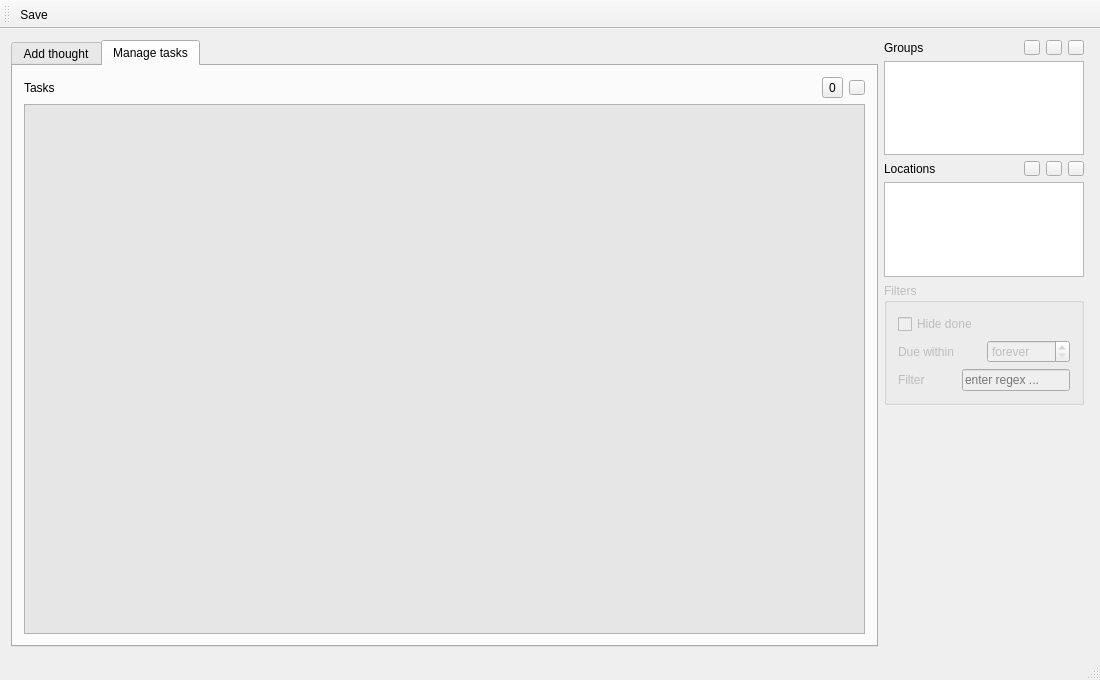
Above: MainWindow.ui from hheld/JustDoIt before the change. Below: the same form after it.
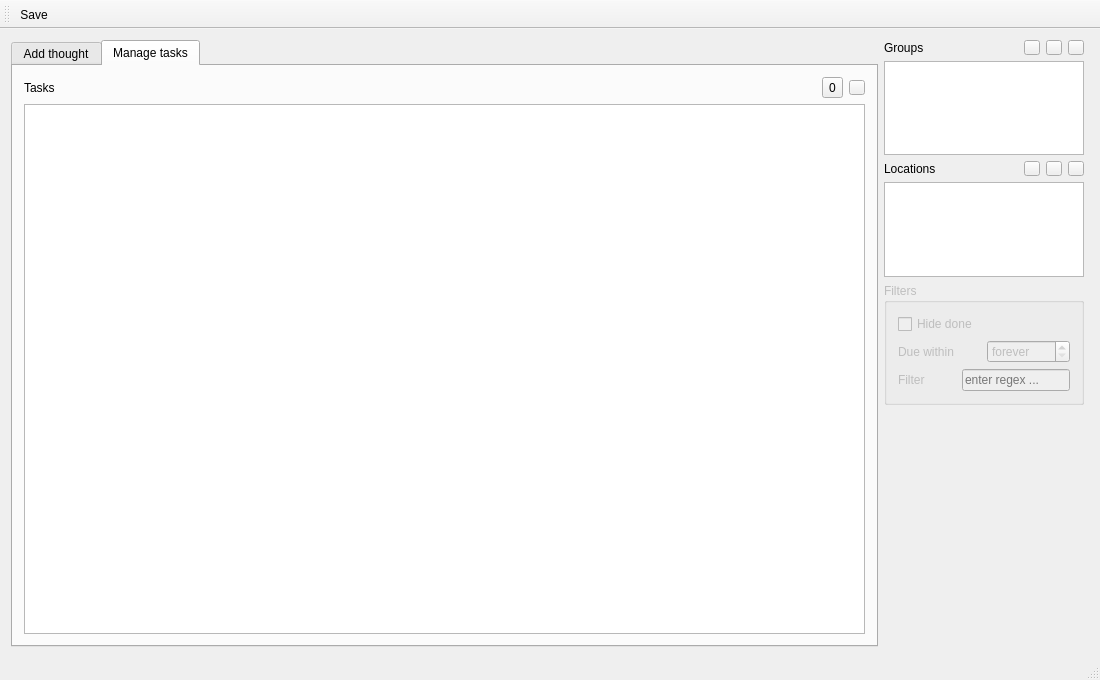
That is the form after the change. Icons and pictures are not drawn. Custom widgets are drawn as their Qt base class.

Commit message: Going back to default, i.e., system style colors.

Diff of the .ui file:
```diff
--- a/MainWindow.ui
+++ b/MainWindow.ui
@@ -235,9 +235,7 @@
                <string/>
               </property>
               <property name="styleSheet">
-               <string notr="true">font: 10pt &quot;Ubuntu&quot;;
-background-color: rgb(230, 230, 230);
-alternate-background-color: rgb(170, 191, 216);</string>
+               <string notr="true"/>
               </property>
               <property name="alternatingRowColors">
                <bool>true</bool>
@@ -264,7 +262,7 @@
                <bool>false</bool>
               </attribute>
               <attribute name="verticalHeaderDefaultSectionSize">
-               <number>20</number>
+               <number>30</number>
               </attribute>
              </widget>
             </item>
```
The commit also changes 3 other files.
